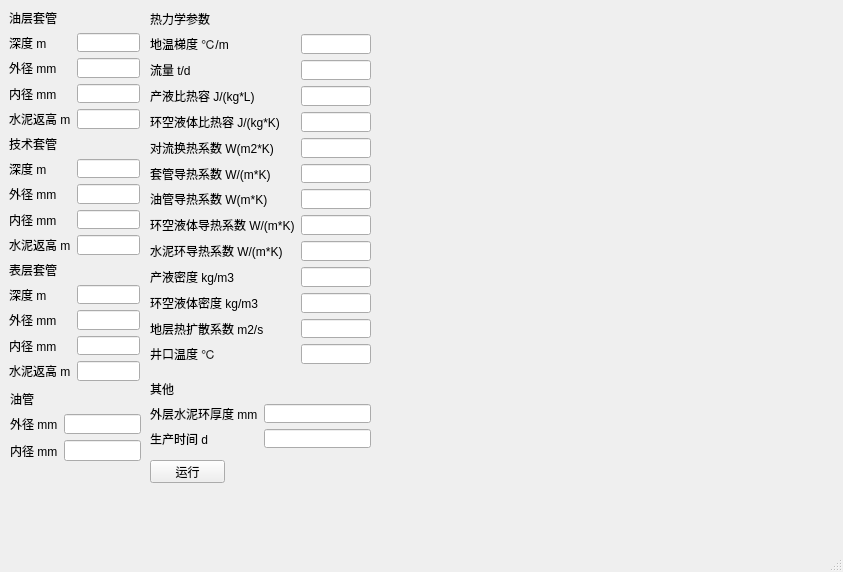
Before: the Qt Designer form mainWindow.ui in czy1996/APB, drawn with Qt 5.
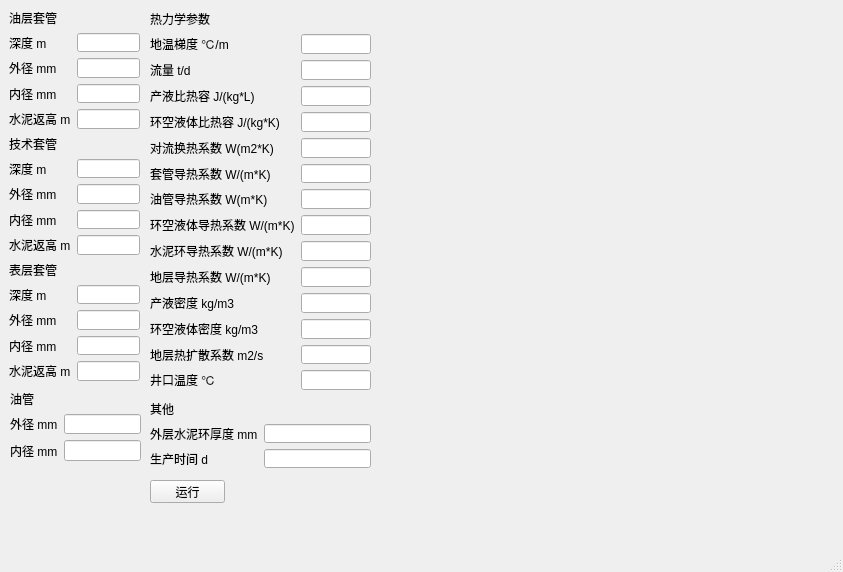
After: the same form once the commit is applied.

Commit message: params save load gui

The edit to the form file:
```diff
--- a/mainWindow.ui
+++ b/mainWindow.ui
@@ -213,7 +213,7 @@
     <property name="geometry">
      <rect>
       <x>150</x>
-      <y>380</y>
+      <y>400</y>
       <width>221</width>
       <height>68</height>
      </rect>
@@ -258,7 +258,7 @@
       <x>150</x>
       <y>10</y>
       <width>221</width>
-      <height>354</height>
+      <height>380</height>
      </rect>
     </property>
     <layout class="QVBoxLayout" name="thermal">
@@ -361,46 +361,56 @@
        <item row="8" column="1">
         <widget class="QLineEdit" name="input_Kcem"/>
        </item>
-       <item row="9" column="0">
+       <item row="10" column="0">
         <widget class="QLabel" name="kgM3Label">
          <property name="text">
           <string>产液密度 kg/m3</string>
          </property>
         </widget>
        </item>
-       <item row="9" column="1">
+       <item row="10" column="1">
         <widget class="QLineEdit" name="input_density_oil"/>
        </item>
-       <item row="10" column="0">
+       <item row="11" column="0">
         <widget class="QLabel" name="kgM3Label_2">
          <property name="text">
           <string>环空液体密度 kg/m3</string>
          </property>
         </widget>
        </item>
-       <item row="10" column="1">
+       <item row="11" column="1">
         <widget class="QLineEdit" name="input_density_annular"/>
        </item>
-       <item row="11" column="0">
+       <item row="12" column="0">
         <widget class="QLabel" name="m2SLabel">
          <property name="text">
           <string>地层热扩散系数 m2/s</string>
          </property>
         </widget>
        </item>
-       <item row="11" column="1">
+       <item row="12" column="1">
         <widget class="QLineEdit" name="input_ae"/>
        </item>
-       <item row="12" column="0">
+       <item row="13" column="0">
         <widget class="QLabel" name="Label_4">
          <property name="text">
           <string>井口温度 ℃</string>
          </property>
         </widget>
        </item>
-       <item row="12" column="1">
+       <item row="13" column="1">
         <widget class="QLineEdit" name="input_temp_surface"/>
        </item>
+       <item row="9" column="0">
+        <widget class="QLabel" name="wMKLabel_5">
+         <property name="text">
+          <string>地层导热系数 W/(m*K)</string>
+         </property>
+        </widget>
+       </item>
+       <item row="9" column="1">
+        <widget class="QLineEdit" name="input_Ke"/>
+       </item>
       </layout>
      </item>
     </layout>
@@ -409,7 +419,7 @@
     <property name="geometry">
      <rect>
       <x>150</x>
-      <y>460</y>
+      <y>480</y>
       <width>75</width>
       <height>23</height>
      </rect>
```
Left out of the diff: 13 changed lines with no effect on the pictures. The commit also changes 3 other files.
